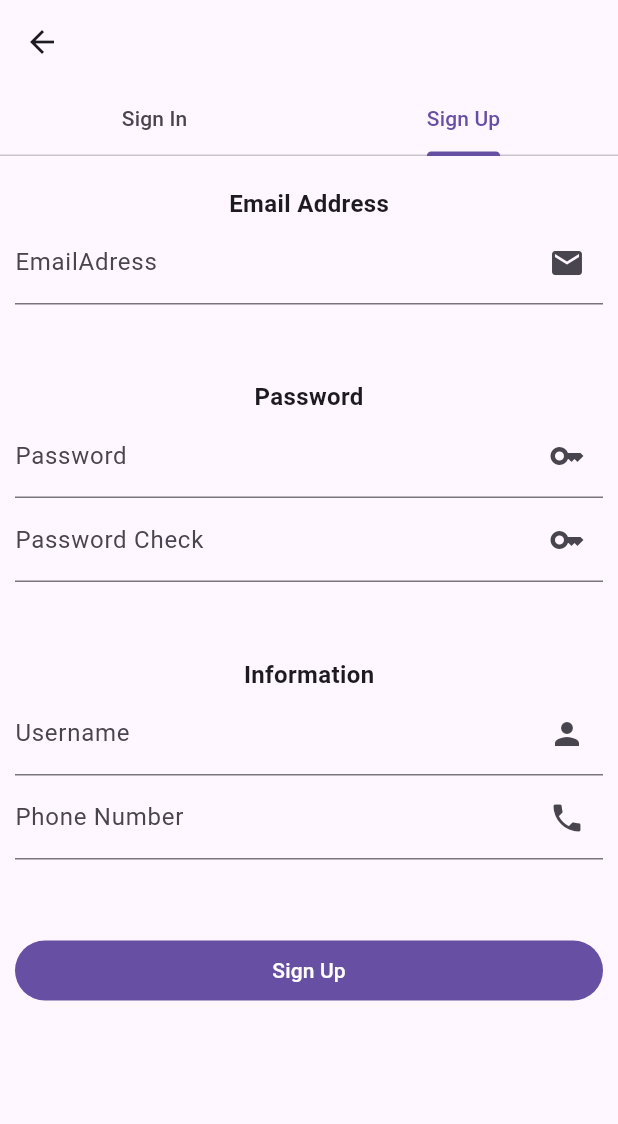
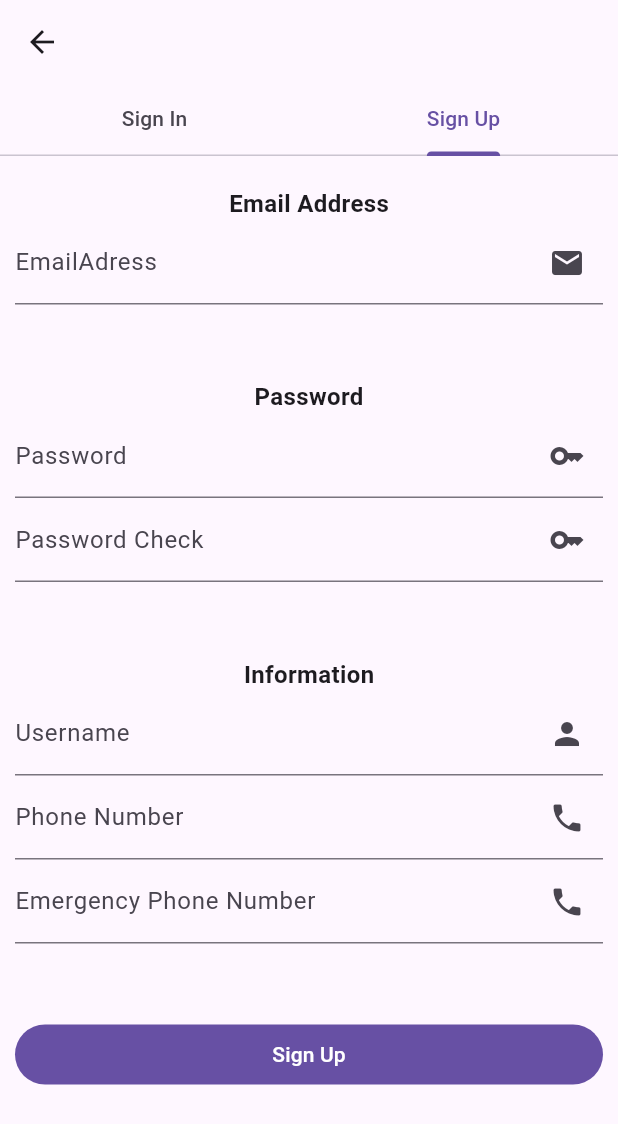
Before and after one commit to GDSCSafeMovement/safe_movement_app, a Flutter app: the screen it shows after launch, after a tap on "Sign Up", on a phone screen of 412 x 824 dp. Shown: the top 1124 px of the screen. Run offline on Flutter 3.47's test engine with Material 2 defaults, Android fonts, the phone set to English and light mode, and no system bars; our stand-ins replace cloud_firestore, firebase_auth, firebase_core, get, google_maps_flutter; missing offline and left inert: google_maps_flutter_android, google_maps_flutter_platform_interface; accounts and stored records are empty; generated files the repository leaves out were written again.

```diff
--- a/lib/main.dart
+++ b/lib/main.dart
@@ -42,7 +42,7 @@ void main() async {
       DroneRequestPost.deleteAll();
 
       // Make a test user
-      await signUp("test@test.com", "12345678", "test", "000-0000-0000");
+      await signUp("test@test.com", "12345678", "test", "000-0000-0000", "111-1111-1111");
 
     } catch (error) {
       print(error);
--- a/lib/screen/sign_screen.dart
+++ b/lib/screen/sign_screen.dart
@@ -204,6 +204,7 @@ class _SignUpWidgetState extends State<_SignUpWidget> {
   String _userPasswordCheck = "";
   String _userName = "";
   String _userPhoneNumber = "";
+  String _userEmergencyPhoneNumber = "";
 
   Future<bool> firebaseSignUp() async {
     // Check password check field
@@ -213,7 +214,7 @@ class _SignUpWidgetState extends State<_SignUpWidget> {
     }
 
     // Create new user with firebase authentication
-    signUp(_userEmail, _userPassword, _userName, _userPhoneNumber);
+    signUp(_userEmail, _userPassword, _userName, _userPhoneNumber, _userEmergencyPhoneNumber);
 
     // Success
     return true;
@@ -300,6 +301,15 @@ class _SignUpWidgetState extends State<_SignUpWidget> {
                 validator: validatePhoneNumber,
                 onSaved: (value) => { _userPhoneNumber = value! },
               ),
+              TextFormField(
+                keyboardType: TextInputType.phone,
+                decoration: const InputDecoration(
+                  labelText: "Emergency Phone Number",
+                  suffixIcon: Icon(Icons.phone),
+                ),
+                validator: validatePhoneNumber,
+                onSaved: (value) => { _userEmergencyPhoneNumber = value! },
+              ),
               const SizedBox(height: 50),
               SizedBox(
                 width: double.infinity,
```
Also changed, not shown: lib/utility/user.dart (+13 -2 lines).
